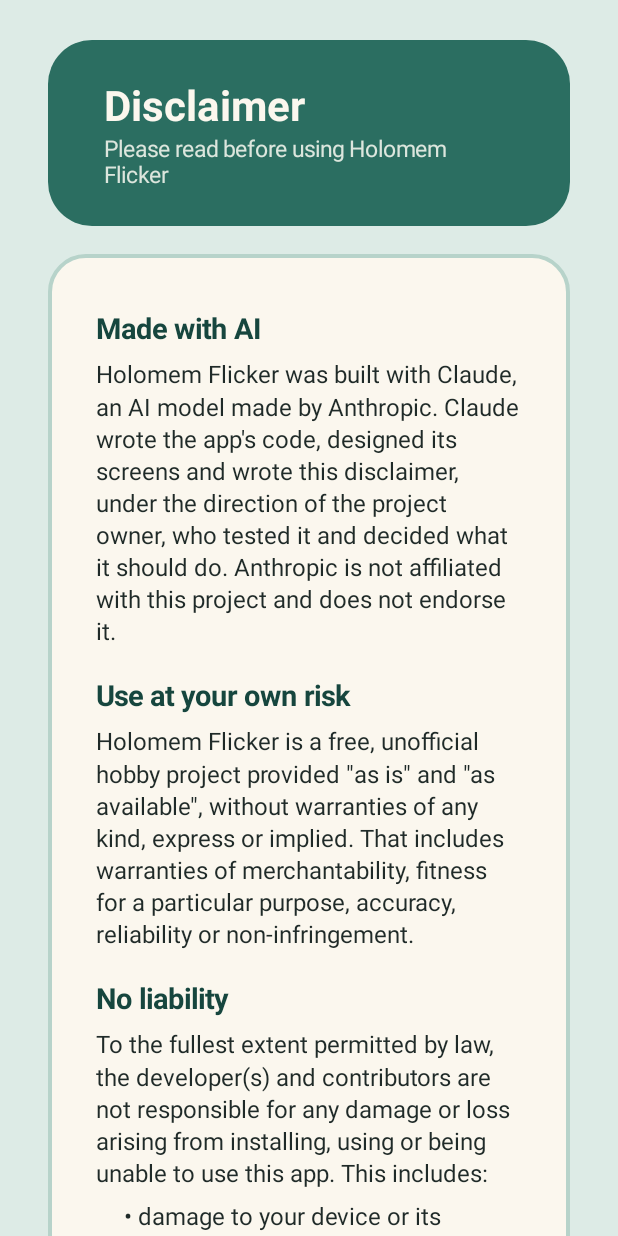
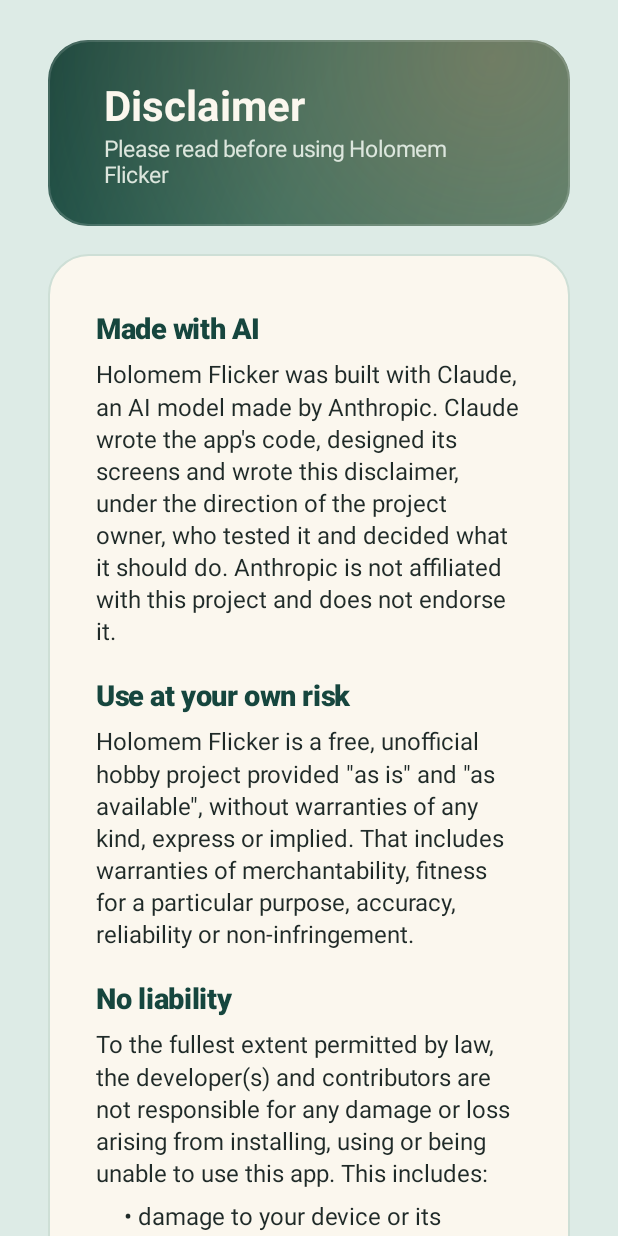
Before and after one commit to Ozyman515/holomem-flicker, an Android app: the screen it shows after launch (DisclaimerActivity), on a phone screen of 412 x 824 dp. Run offline under Robolectric (Android 15) with nearby library versions, the phone set to English and light mode, and no system bars; libraries missing offline, so code that uses them is left out: rikka.shizuku; pictures from the network do not load; 3 statements that could not run were skipped.

Commit message:
Restyle: design tokens, tonal buttons, gradient header, card shadows, press/entrance motion, Aurora/Spotlight/Beam overlay looks
Co-Authored-By: Claude Opus 5.5 <noreply@anthropic.com>
Claude-Session: https://claude.ai/code/session_01QdXJAB7RYHwk5kKMZ9eCcN

```diff
--- a/app/src/main/java/com/ozyman/holomemflicker/AllowedInfo.kt
+++ b/app/src/main/java/com/ozyman/holomemflicker/AllowedInfo.kt
@@ -108,7 +108,7 @@ object AllowedInfo {
         })
         col.addView(Button(ctx).apply {
             text = "Close"
-            Raden.pill(this, Raden.TEAL)
+            Raden.ui(this, Raden.TEAL)
             setOnClickListener { onClose() }
         }, LinearLayout.LayoutParams(-2, -2).apply { gravity = android.view.Gravity.END; topMargin = 10 })
 
--- a/app/src/main/java/com/ozyman/holomemflicker/DisclaimerActivity.kt
+++ b/app/src/main/java/com/ozyman/holomemflicker/DisclaimerActivity.kt
@@ -95,7 +95,7 @@ class DisclaimerActivity : Activity() {
         val header = LinearLayout(this).apply {
             orientation = LinearLayout.VERTICAL
             setPadding(56, 36, 56, 36)
-            background = Raden.rounded(Raden.TEAL, 44f)
+            Raden.banner(this)
         }
         header.addView(TextView(this).apply {
             text = "Disclaimer"
@@ -149,7 +149,7 @@ class DisclaimerActivity : Activity() {
         fun btn(label: String, fill: Int, f: () -> Unit) = bar.addView(Button(this).apply {
             text = label
             isAllCaps = false
-            Raden.pill(this, fill)
+            Raden.ui(this, fill)
             setOnClickListener { f() }
         }, LinearLayout.LayoutParams(-2, -2).apply { setMargins(12, 28, 0, 0) })
         if (mustAccept) {
--- a/app/src/main/java/com/ozyman/holomemflicker/Looks.kt
+++ b/app/src/main/java/com/ozyman/holomemflicker/Looks.kt
@@ -15,8 +15,11 @@ object Looks {
     const val BUBBLE = "bubble"
     const val GAMEPAD = "gamepad"
     const val PIXEL = "pixel"
+    const val AURORA = "aurora"
+    const val SPOTLIGHT = "spotlight"
+    const val BEAM = "beam"
 
-    val ALL = listOf(PENLIGHT, MINIMAL, NEON, BUBBLE, GAMEPAD, PIXEL)
+    val ALL = listOf(PENLIGHT, MINIMAL, NEON, BUBBLE, GAMEPAD, PIXEL, AURORA, SPOTLIGHT, BEAM)
 
     val NAMES = mapOf(
         PENLIGHT to "Penlight",
@@ -24,7 +27,10 @@ object Looks {
         NEON to "Neon",
         BUBBLE to "Bubble",
         GAMEPAD to "Gamepad",
-        PIXEL to "Pixel"
+        PIXEL to "Pixel",
+        AURORA to "Aurora",
+        SPOTLIGHT to "Spotlight",
+        BEAM to "Beam"
     )
 
     val BLURBS = mapOf(
@@ -33,7 +39,10 @@ object Looks {
         NEON to "Hollow double rings in two theme colours with a strong glow.",
         BUBBLE to "Glossy see-through bubbles with a white shine, like the theme picker.",
         GAMEPAD to "Solid controller buttons (A green, B red, X blue, Y yellow) and thumbstick caps.",
-        PIXEL to "Chunky 8-bit blocks and a monospace font."
+        PIXEL to "Chunky 8-bit blocks and a monospace font.",
+        AURORA to "Smoky glass buttons ringed with a colour-shifting gradient and a soft halo.",
+        SPOTLIGHT to "A light shining down on each button, with crisp hairline edges.",
+        BEAM to "Dark hairline circles with a bright beam of light running along the edge."
     )
 
     fun current(ctx: Context): String = Prefs.getStr(ctx, PREF, PENLIGHT).takeIf { it in ALL } ?: PENLIGHT
--- a/app/src/main/java/com/ozyman/holomemflicker/MainActivity.kt
+++ b/app/src/main/java/com/ozyman/holomemflicker/MainActivity.kt
@@ -129,7 +129,7 @@ class MainActivity : Activity() {
         val header = LinearLayout(this).apply {
             orientation = LinearLayout.VERTICAL
             setPadding(56, 40, 56, 40)
-            background = Raden.rounded(Raden.TEAL, 44f)
+            Raden.banner(this)
         }
         header.addView(TextView(this).apply {
             text = "Holomem Flicker"
@@ -186,10 +186,10 @@ class MainActivity : Activity() {
             setTextColor(Raden.INK)
             setPadding(0, 10, 0, 10)
         }.also { cur.addView(it) }
-        fun styled(b: Button, fill: Int) = b.also { Raden.pill(it, fill) }
+        fun styled(b: Button, fill: Int) = b.also { Raden.ui(it, fill) }
         fun button(s: String, fill: Int = Raden.TEAL, onClick: () -> Unit): Button = Button(this).apply {
             text = s
-            Raden.pill(this, fill)
+            Raden.ui(this, fill)
             setOnClickListener { onClick() }
         }.also { cur.addView(it, LinearLayout.LayoutParams(-1, -2).apply { topMargin = 10; bottomMargin = 6 }) }
         fun row(vararg bs: Button) {
@@ -248,7 +248,7 @@ class MainActivity : Activity() {
         row(*Prefs.MODE_NAMES.mapIndexed { i, name ->
             Button(this).apply {
                 text = name
-                Raden.pill(this, Raden.TEAL)
+                Raden.ui(this, Raden.TEAL)
                 setOnClickListener { pickMode(i) }
             }.also { modeBtns.add(it) }
         }.toTypedArray())
@@ -276,7 +276,7 @@ class MainActivity : Activity() {
         fun showLook() {
             val now = Looks.current(this)
             lookText.text = "${Looks.NAMES[now]}: ${Looks.BLURBS[now]}"
-            Looks.ALL.forEachIndexed { j, key -> Raden.pill(lookBtns[j], if (key == now) Raden.CRIMSON else Raden.TEAL) }
+            Looks.ALL.forEachIndexed { j, key -> Raden.ui(lookBtns[j], if (key == now) Raden.CRIMSON else Raden.TEAL) }
             lookPreview.invalidate()
         }
         for (chunk in Looks.ALL.chunked(3)) row(*chunk.map { key ->
@@ -396,6 +396,7 @@ class MainActivity : Activity() {
             setMargins(0, 56, 76, 0)
         })
         setContentView(root)
+        Motion.enter((0 until col.childCount).map { col.getChildAt(it) })
 
         Shizuku.addBinderReceivedListenerSticky(binderListener)
         Shizuku.addBinderDeadListener(deadListener)
@@ -544,7 +545,7 @@ class MainActivity : Activity() {
     private fun updateModeText() {
         val i = Prefs.getInt(this, Prefs.MODE, 0)
         modeText.text = "Current mode: ${Prefs.MODE_NAMES.getOrElse(i) { "?" }}"
-        modeBtns.forEachIndexed { j, b -> Raden.pill(b, if (j == i) Raden.CRIMSON else Raden.TEAL) }
+        modeBtns.forEachIndexed { j, b -> Raden.ui(b, if (j == i) Raden.CRIMSON else Raden.TEAL) }
     }
 
     private var updateSha: String? = null
--- /dev/null
+++ b/app/src/main/java/com/ozyman/holomemflicker/Motion.kt
@@ -0,0 +1,52 @@
+package com.ozyman.holomemflicker
+
+import android.annotation.SuppressLint
+import android.view.MotionEvent
+import android.view.View
+import android.view.animation.PathInterpolator
+
+/**
+ * Motion tokens and small animations (timings modelled on transitions.dev):
+ * quick "standard" easing, a press that sinks a little, and cards that rise in on open.
+ * Every animation is skipped when the system "Remove animations" setting is on.
+ */
+object Motion {
+    const val FAST = 120L      // press / release
+    const val BASE = 220L      // small changes (selection, chips)
+    const val SLOW = 320L      // things entering the screen
+    const val STAGGER = 45L    // gap between cards rising in
+
+    /** cubic-bezier(0.2, 0, 0, 1): starts quick, settles softly. */
+    val EASE = PathInterpolator(0.2f, 0f, 0f, 1f)
+
+    private fun off(v: View): Boolean = try {
+        android.provider.Settings.Global.getFloat(
+            v.context.contentResolver, android.provider.Settings.Global.ANIMATOR_DURATION_SCALE, 1f
+        ) == 0f
+    } catch (_: Throwable) { false }
+
+    /** Buttons sink to 97% while held and spring back on release. Clicks still work as before. */
+    @SuppressLint("ClickableViewAccessibility")
+    fun press(v: View) {
+        v.setOnTouchListener { view, e ->
+            if (!off(view)) when (e.actionMasked) {
+                MotionEvent.ACTION_DOWN ->
+                    view.animate().scaleX(0.97f).scaleY(0.97f).setDuration(FAST).setInterpolator(EASE).start()
+                MotionEvent.ACTION_UP, MotionEvent.ACTION_CANCEL ->
+                    view.animate().scaleX(1f).scaleY(1f).setDuration(BASE).setInterpolator(EASE).start()
+            }
+            false
+        }
+    }
+
+    /** Cards fade in and rise 24px, one after another, when a screen opens. */
+    fun enter(views: List<View>) {
+        views.forEachIndexed { i, v ->
+            if (off(v)) return@forEachIndexed
+            v.alpha = 0f
+            v.translationY = 24f
+            v.animate().alpha(1f).translationY(0f)
+                .setStartDelay(i * STAGGER).setDuration(SLOW).setInterpolator(EASE).start()
+        }
+    }
+}
--- a/app/src/main/java/com/ozyman/holomemflicker/Raden.kt
+++ b/app/src/main/java/com/ozyman/holomemflicker/Raden.kt
@@ -63,37 +63,107 @@ object Raden {
             if (strokeW > 0) setStroke(strokeW, stroke)
         }
 
-    /** Pill button in one of the palette colours. */
-    fun pill(b: Button, fill: Int, text: Int = CREAM, radius: Float = 60f) {
+    /**
+     * Design tokens (spacing, corners, type) in the spirit of Meta's Astryx design system:
+     * one small scale used everywhere so every screen lines up.
+     */
+    object T {
+        const val R_SM = 16f     // chips, small controls
+        const val R_MD = 26f     // buttons
+        const val R_LG = 40f     // cards, header
+        const val HAIR = 2       // hairline borders
+        const val PAD_X = 40     // button padding
+        const val PAD_Y = 22
+        const val TITLE = 19f
+        const val BODY = 16f
+        const val CAPTION = 13f
+    }
+
+    /**
+     * Button in one of the palette colours: solid, with a faint top highlight.
+     * [tonal] (light screens only): the theme's main colour as a soft tinted fill with coloured
+     * text, so the solid accent / alert buttons stand out as the important ones.
+     */
+    fun pill(b: Button, fill: Int, text: Int = CREAM, radius: Float = T.R_MD, tonal: Boolean = false) {
+        val face = if (tonal) {
+            rounded(mix(CREAM, TEAL, 0.13f), radius, alpha(TEAL, 0x33), T.HAIR)
+        } else {
+            GradientDrawable(
+                GradientDrawable.Orientation.TOP_BOTTOM,
+                intArrayOf(mix(fill, Color.WHITE, 0.10f), fill)
+            ).apply {
+                cornerRadius = radius
+                setStroke(T.HAIR, mix(fill, Color.BLACK, 0.12f))
+            }
+        }
         b.background = RippleDrawable(
-            ColorStateList.valueOf(alpha(Color.WHITE, 0x55)),
-            rounded(fill, radius, alpha(Color.BLACK, 0x22), 2),
-            null
+            ColorStateList.valueOf(alpha(if (tonal) TEAL else Color.WHITE, 0x40)), face, null
         )
-        b.setTextColor(text)
+        b.setTextColor(if (tonal) TEAL_DEEP else text)
         b.isAllCaps = false
         b.typeface = Typeface.DEFAULT_BOLD
+        b.letterSpacing = 0.01f
         b.stateListAnimator = null
         b.elevation = 0f
-        b.setPadding(36, 18, 36, 18)
+        b.setPadding(T.PAD_X, T.PAD_Y, T.PAD_X, T.PAD_Y)
         b.minHeight = 0
         b.minimumHeight = 0
+        Motion.press(b)
     }
+
+    /** Light-screen button: the theme's main colour comes out tonal, anything else solid. */
+    fun ui(b: Button, fill: Int) = pill(b, fill, tonal = fill == TEAL)
 
     fun seek(s: SeekBar) {
         s.progressTintList = ColorStateList.valueOf(ORANGE)
-        s.progressBackgroundTintList = ColorStateList.valueOf(MINT_LINE)
-        s.thumbTintList = ColorStateList.valueOf(CRIMSON)
+        s.progressBackgroundTintList = ColorStateList.valueOf(mix(MINT_LINE, CREAM, 0.2f))
+        s.thumbTintList = ColorStateList.valueOf(ORANGE_DEEP)
     }
 
+    /** Card: cream surface, hairline border and a soft tinted shadow underneath. */
     fun card(v: View) {
-        v.background = rounded(CREAM, 36f, MINT_LINE, 4)
+        val shadow = rounded(alpha(TEAL_DEEP, 0x14), T.R_LG)
+        val face = rounded(CREAM, T.R_LG, mix(MINT_LINE, CREAM, 0.35f), T.HAIR)
+        v.background = android.graphics.drawable.LayerDrawable(arrayOf(shadow, face)).apply {
+            setLayerInset(0, 0, 6, 0, 0)
+            setLayerInset(1, 0, 0, 0, 6)
+        }
+        v.setPadding(v.paddingLeft, v.paddingTop, v.paddingRight, v.paddingBottom + 6)
         v.elevation = 0f
     }
 
-    fun heading(t: TextView, size: Float = 19f) {
+    fun heading(t: TextView, size: Float = T.TITLE) {
         t.setTextColor(TEAL_DEEP)
         t.textSize = size
+        t.typeface = Typeface.create("sans-serif-medium", Typeface.BOLD)
+        t.letterSpacing = -0.01f
+    }
+
+    /** Small all-caps label above a heading (e.g. "SETTINGS"). */
+    fun eyebrow(t: TextView) {
+        t.setTextColor(ORANGE_DEEP)
+        t.textSize = 12f
         t.typeface = Typeface.DEFAULT_BOLD
+        t.letterSpacing = 0.14f
+        t.isAllCaps = true
+    }
+
+    /**
+     * Header banner: diagonal gradient in the theme's deep/main colours with a soft glow of the
+     * accent colour in the top-right corner (Aceternity-style spotlight, drawn once - no animation).
+     */
+    fun banner(v: View) {
+        val base = GradientDrawable(GradientDrawable.Orientation.TL_BR, intArrayOf(TEAL_DEEP, TEAL, mix(TEAL, TEAL_SOFT, 0.5f))).apply {
+            cornerRadius = T.R_LG
+        }
+        val glow = GradientDrawable().apply {
+            gradientType = GradientDrawable.RADIAL_GRADIENT
+            colors = intArrayOf(alpha(ORANGE, 0x59), alpha(ORANGE, 0x00))
+            gradientRadius = 520f
+            setGradientCenter(0.85f, 0.1f)
+            cornerRadius = T.R_LG
+        }
+        val edge = rounded(Color.TRANSPARENT, T.R_LG, alpha(Color.WHITE, 0x26), T.HAIR)
+        v.background = android.graphics.drawable.LayerDrawable(arrayOf(base, glow, edge))
     }
 }
```
Also changed, not shown: app/src/main/java/com/ozyman/holomemflicker/LayoutPainter.kt (+183 -1 lines), 1 other file.
